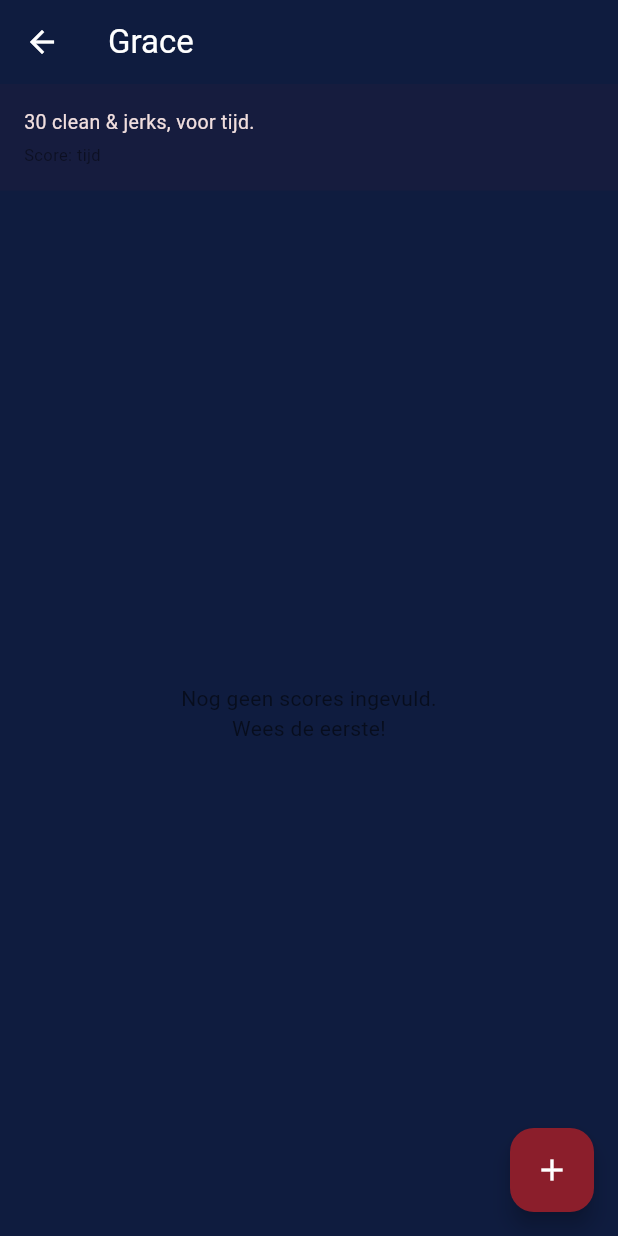
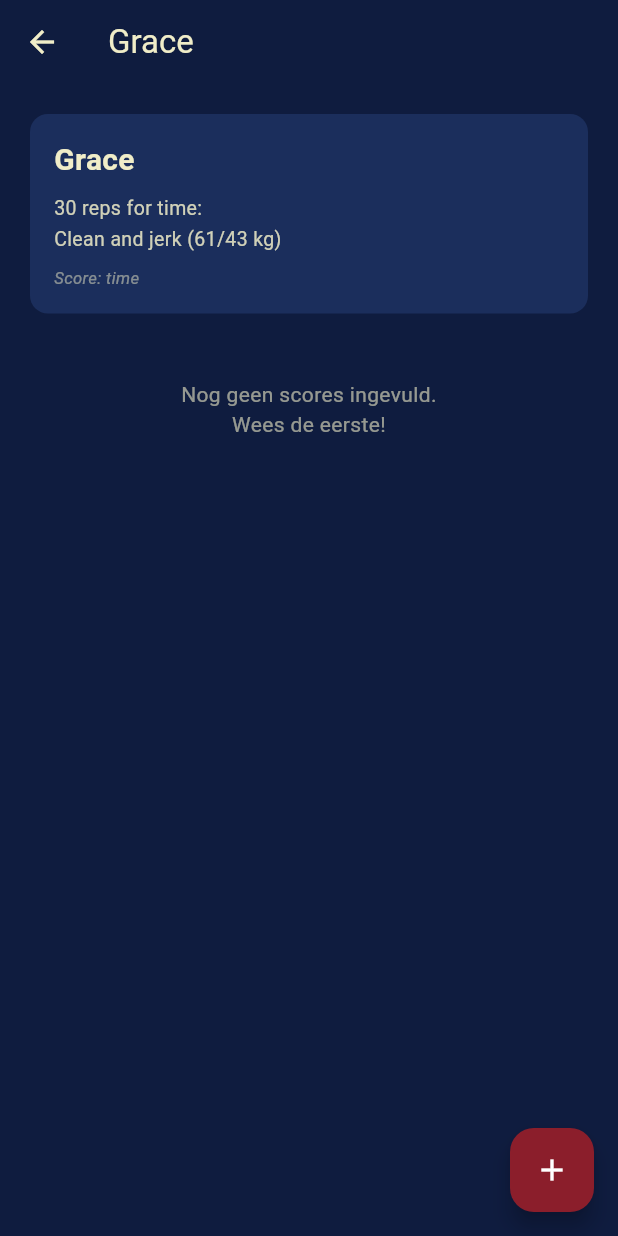
Before and after one commit to kellykeuninckx/box_community_app, a Flutter app: the WodListScreen screen opened directly, after a tap on "Grace", on a phone screen of 412 x 824 dp. Run offline on Flutter 3.47's test engine with Material 3 defaults, Android fonts, the phone set to English and light mode, and no system bars; our stand-ins replace cloud_firestore, firebase_auth, firebase_core; accounts and stored records are empty.

Commit message:
major tweaks achtergrond en scores gefixt

```diff
--- a/lib/models/wod.dart
+++ b/lib/models/wod.dart
@@ -4,40 +4,40 @@ class Wod {
   final String name;
   final String category;
   final WodScoreType scoreType;
-  final String description;
+  final List<String> lines;
 
   const Wod({
     required this.name,
     required this.category,
     required this.scoreType,
-    required this.description,
+    required this.lines,
   });
 }
 
-/// Curated lijst van de bekendste benchmark-WOD's — makkelijk uit te breiden
-/// door hier gewoon een regel aan toe te voegen.
+/// Curated lijst van de bekendste benchmark-WOD's, in het Engels — makkelijk
+/// uit te breiden door hier gewoon een regel aan toe te voegen.
 const List<Wod> benchmarkWods = [
   // Girls
-  Wod(name: 'Fran', category: 'Girls', scoreType: WodScoreType.time, description: '21-15-9 thrusters en pull-ups, voor tijd.'),
-  Wod(name: 'Grace', category: 'Girls', scoreType: WodScoreType.time, description: '30 clean & jerks, voor tijd.'),
-  Wod(name: 'Helen', category: 'Girls', scoreType: WodScoreType.time, description: '3 ronden: 400m hardlopen, 21 kettlebell swings, 12 pull-ups.'),
-  Wod(name: 'Diane', category: 'Girls', scoreType: WodScoreType.time, description: '21-15-9 deadlifts en handstand push-ups.'),
-  Wod(name: 'Annie', category: 'Girls', scoreType: WodScoreType.time, description: '50-40-30-20-10 double-unders en sit-ups.'),
-  Wod(name: 'Karen', category: 'Girls', scoreType: WodScoreType.time, description: '150 wall balls, voor tijd.'),
-  Wod(name: 'Isabel', category: 'Girls', scoreType: WodScoreType.time, description: '30 snatches, voor tijd.'),
-  Wod(name: 'Nancy', category: 'Girls', scoreType: WodScoreType.time, description: '5 ronden: 400m hardlopen, 15 overhead squats.'),
-  Wod(name: 'Jackie', category: 'Girls', scoreType: WodScoreType.time, description: '1000m roeien, 50 thrusters, 30 pull-ups.'),
-  Wod(name: 'Cindy', category: 'Girls', scoreType: WodScoreType.reps, description: '20 minuten AMRAP: 5 pull-ups, 10 push-ups, 15 air squats.'),
-  Wod(name: 'Angie', category: 'Girls', scoreType: WodScoreType.time, description: '100 pull-ups, 100 push-ups, 100 sit-ups, 100 air squats.'),
-  Wod(name: 'Elizabeth', category: 'Girls', scoreType: WodScoreType.time, description: '21-15-9 clean en ring dips.'),
+  Wod(name: 'Fran', category: 'Girls', scoreType: WodScoreType.time, lines: ['21-15-9 reps for time:', 'Thrusters (43/30 kg)', 'Pull-ups']),
+  Wod(name: 'Grace', category: 'Girls', scoreType: WodScoreType.time, lines: ['30 reps for time:', 'Clean and jerk (61/43 kg)']),
+  Wod(name: 'Helen', category: 'Girls', scoreType: WodScoreType.time, lines: ['3 rounds for time:', '400m run', '21 kettlebell swings (24/16 kg)', '12 pull-ups']),
+  Wod(name: 'Diane', category: 'Girls', scoreType: WodScoreType.time, lines: ['21-15-9 reps for time:', 'Deadlifts (102/70 kg)', 'Handstand push-ups']),
+  Wod(name: 'Annie', category: 'Girls', scoreType: WodScoreType.time, lines: ['50-40-30-20-10 reps for time:', 'Double-unders', 'Sit-ups']),
+  Wod(name: 'Karen', category: 'Girls', scoreType: WodScoreType.time, lines: ['150 wall-ball shots for time (9/6 kg)']),
+  Wod(name: 'Isabel', category: 'Girls', scoreType: WodScoreType.time, lines: ['30 snatches for time (61/43 kg)']),
+  Wod(name: 'Nancy', category: 'Girls', scoreType: WodScoreType.time, lines: ['5 rounds for time:', '400m run', '15 overhead squats (43/30 kg)']),
+  Wod(name: 'Jackie', category: 'Girls', scoreType: WodScoreType.time, lines: ['For time:', '1000m row', '50 thrusters (20/15 kg)', '30 pull-ups']),
+  Wod(name: 'Cindy', category: 'Girls', scoreType: WodScoreType.reps, lines: ['20-minute AMRAP:', '5 pull-ups', '10 push-ups', '15 air squats']),
+  Wod(name: 'Angie', category: 'Girls', scoreType: WodScoreType.time, lines: ['For time:', '100 pull-ups', '100 push-ups', '100 sit-ups', '100 air squats']),
+  Wod(name: 'Elizabeth', category: 'Girls', scoreType: WodScoreType.time, lines: ['21-15-9 reps for time:', 'Clean (61/43 kg)', 'Ring dips']),
 
   // Hero WODs
-  Wod(name: 'Murph', category: 'Hero WODs', scoreType: WodScoreType.time, description: '1 mile hardlopen, 100 pull-ups, 200 push-ups, 300 squats, 1 mile hardlopen.'),
-  Wod(name: 'DT', category: 'Hero WODs', scoreType: WodScoreType.time, description: '5 ronden: deadlifts, hang power cleans, push jerks.'),
-  Wod(name: 'JT', category: 'Hero WODs', scoreType: WodScoreType.time, description: '21-15-9 handstand push-ups, ring dips, push-ups.'),
-  Wod(name: 'Chad', category: 'Hero WODs', scoreType: WodScoreType.time, description: '1000 step-ups met een 45lb plate.'),
-  Wod(name: 'Randy', category: 'Hero WODs', scoreType: WodScoreType.time, description: '75 power snatches, voor tijd.'),
-  Wod(name: 'Michael', category: 'Hero WODs', scoreType: WodScoreType.time, description: '3 ronden: 800m hardlopen, 50 back extensions, 50 sit-ups.'),
-  Wod(name: 'Josh', category: 'Hero WODs', scoreType: WodScoreType.time, description: '21-15-9-15-21 overhead squats en pull-ups.'),
-  Wod(name: 'Kalsu', category: 'Hero WODs', scoreType: WodScoreType.time, description: '100 thrusters, elke minuut 5 burpees.'),
+  Wod(name: 'Murph', category: 'Hero WODs', scoreType: WodScoreType.time, lines: ['For time:', '1 mile run', '100 pull-ups', '200 push-ups', '300 squats', '1 mile run', '(wear a 9/6 kg vest if you have one)']),
+  Wod(name: 'DT', category: 'Hero WODs', scoreType: WodScoreType.time, lines: ['5 rounds for time:', '12 deadlifts (70/47 kg)', '9 hang power cleans', '6 push jerks']),
+  Wod(name: 'JT', category: 'Hero WODs', scoreType: WodScoreType.time, lines: ['21-15-9 reps for time:', 'Handstand push-ups', 'Ring dips', 'Push-ups']),
+  Wod(name: 'Chad', category: 'Hero WODs', scoreType: WodScoreType.time, lines: ['For time:', '1000 step-ups holding a 20 kg plate']),
+  Wod(name: 'Randy', category: 'Hero WODs', scoreType: WodScoreType.time, lines: ['75 power snatches for time (34/24 kg)']),
+  Wod(name: 'Michael', category: 'Hero WODs', scoreType: WodScoreType.time, lines: ['3 rounds for time:', '800m run', '50 back extensions', '50 sit-ups']),
+  Wod(name: 'Josh', category: 'Hero WODs', scoreType: WodScoreType.time, lines: ['21-15-9-15-21 reps for time:', 'Overhead squats (43/30 kg)', 'Pull-ups']),
+  Wod(name: 'Kalsu', category: 'Hero WODs', scoreType: WodScoreType.time, lines: ['100 thrusters for time (61/43 kg)', 'Every minute on the minute: 5 burpees']),
 ];
--- a/lib/models/wod_score.dart
+++ b/lib/models/wod_score.dart
@@ -8,6 +8,7 @@ class WodScore {
   final int? timeInSeconds;
   final int? rounds;
   final int? extraReps;
+  final String? note;
   final DateTime createdAt;
 
   WodScore({
@@ -18,6 +19,7 @@ class WodScore {
     this.timeInSeconds,
     this.rounds,
     this.extraReps,
+    this.note,
     required this.createdAt,
   });
 
@@ -31,6 +33,7 @@ class WodScore {
       timeInSeconds: data['timeInSeconds'],
       rounds: data['rounds'],
       extraReps: data['extraReps'],
+      note: data['note'],
       createdAt: (data['createdAt'] as Timestamp?)?.toDate() ?? DateTime.now(),
     );
   }
--- a/lib/screens/wod_detail_screen.dart
+++ b/lib/screens/wod_detail_screen.dart
@@ -2,6 +2,11 @@ import 'package:flutter/material.dart';
 import '../models/wod.dart';
 import '../models/wod_score.dart';
 import '../services/wod_service.dart';
+
+const _cream = Color(0xFFF0EDC8);
+const _red = Color(0xFF8B1E2B);
+const _navy = Color(0xFF0F1C3F);
+const _cardColor = Color(0xFF1B2E5C);
 
 class WodDetailScreen extends StatelessWidget {
   final Wod wod;
@@ -15,97 +20,98 @@ class WodDetailScreen extends StatelessWidget {
     return Scaffold(
       appBar: AppBar(
         title: Text(wod.name),
-        backgroundColor: const Color(0xFF0F1C3F),
-        foregroundColor: Colors.white,
+        backgroundColor: _navy,
+        foregroundColor: _cream,
       ),
-      body: Column(
-        children: [
-          Container(
-            width: double.infinity,
-            padding: const EdgeInsets.all(16),
-            color: const Color(0xFF8B1E2B).withOpacity(0.06),
-            child: Column(
-              crossAxisAlignment: CrossAxisAlignment.start,
-              children: [
-                Text(wod.description, style: const TextStyle(fontSize: 13)),
-                const SizedBox(height: 4),
-                Text(
-                  wod.scoreType == WodScoreType.time
-                      ? 'Score: tijd'
-                      : 'Score: rondes + reps (AMRAP)',
-                  style: const TextStyle(fontSize: 11, color: Colors.black45),
-                ),
-              ],
-            ),
-          ),
-          Expanded(
-            child: StreamBuilder<List<WodScore>>(
+      body: StreamBuilder<List<WodScore>>(
         stream: service.scoresFor(wod.name),
         builder: (context, snapshot) {
+          Widget resultsSection;
+
           if (snapshot.connectionState == ConnectionState.waiting) {
-                  return const Center(child: CircularProgressIndicator());
-                }
-
-                if (snapshot.hasError) {
-                  return Center(
-                    child: Padding(
+            resultsSection = const Padding(
+              padding: EdgeInsets.symmetric(vertical: 24),
+              child: Center(child: CircularProgressIndicator()),
+            );
+          } else if (snapshot.hasError) {
+            resultsSection = Padding(
               padding: const EdgeInsets.all(16),
               child: Text(
                 'Fout bij laden: ${snapshot.error}',
                 textAlign: TextAlign.center,
                 style: const TextStyle(color: Colors.redAccent, fontSize: 12),
               ),
+            );
+          } else {
+            final scores = snapshot.data ?? [];
+
+            if (scores.isEmpty) {
+              resultsSection = Padding(
+                padding: const EdgeInsets.symmetric(vertical: 24),
+                child: Center(
+                  child: Text(
+                    'Nog geen scores ingevuld.\nWees de eerste!',
+                    textAlign: TextAlign.center,
+                    style: TextStyle(color: _cream.withOpacity(0.6)),
+                  ),
+                ),
+              );
+            } else {
+              resultsSection = Card(
+                color: _cardColor,
+                child: Column(
+                  children: [
+                    for (int i = 0; i < scores.length; i++) ...[
+                      _ScoreRow(score: scores[i]),
+                      if (i < scores.length - 1)
+                        Divider(height: 1, color: _cream.withOpacity(0.1)),
+                    ],
+                  ],
                 ),
               );
             }
-
-                final scores = snapshot.data ?? [];
-
-                if (scores.isEmpty) {
-                  return const Center(
-                    child: Text(
-                      'Nog geen scores ingevuld.\nWees de eerste!',
-                      textAlign: TextAlign.center,
-                      style: TextStyle(color: Colors.black54),
-                    ),
-                  );
           }
 
-                return ListView.builder(
-                  padding: const EdgeInsets.all(12),
-                  itemCount: scores.length,
-                  itemBuilder: (context, index) {
-                    final score = scores[index];
-                    return Card(
-                      margin: const EdgeInsets.only(bottom: 8),
-                      child: ListTile(
-                        title: Text(score.nickname),
-                        trailing: Column(
-                          mainAxisSize: MainAxisSize.min,
-                          crossAxisAlignment: CrossAxisAlignment.end,
+          return ListView(
+            padding: const EdgeInsets.all(16),
+            children: [
+              Card(
+                color: _cardColor,
+                child: Padding(
+                  padding: const EdgeInsets.all(16),
+                  child: Column(
+                    crossAxisAlignment: CrossAxisAlignment.start,
                     children: [
                       Text(
-                              score.formattedScore,
-                              style: const TextStyle(fontWeight: FontWeight.w600),
+                        wod.name,
+                        style: const TextStyle(fontSize: 20, fontWeight: FontWeight.w700, color: _cream),
                       ),
-                            if (score.isScaled)
-                              const Text(
-                                'Scaled',
-                                style: TextStyle(fontSize: 10, color: Colors.black45),
+                      const SizedBox(height: 8),
+                      for (final line in wod.lines)
+                        Padding(
+                          padding: const EdgeInsets.only(bottom: 2),
+                          child: Text(
+                            line,
+                            style: TextStyle(fontSize: 13, color: _cream.withOpacity(0.85)),
+                          ),
+                        ),
+                      const SizedBox(height: 6),
+                      Text(
+                        wod.scoreType == WodScoreType.time ? 'Score: time' : 'Score: rounds + reps (AMRAP)',
+                        style: TextStyle(fontSize: 11, color: _cream.withOpacity(0.5), fontStyle: FontStyle.italic),
                       ),
                     ],
                   ),
                 ),
-                    );
-                  },
+              ),
+              const SizedBox(height: 16),
+              resultsSection,
+            ],
           );
         },
       ),
-          ),
-        ],
-      ),
       floatingActionButton: FloatingActionButton(
-        backgroundColor: const Color(0xFF8B1E2B),
+        backgroundColor: _red,
         onPressed: () => _showScoreSheet(context, service),
         child: const Icon(Icons.add, color: Colors.white),
       ),
@@ -116,7 +122,36 @@ class WodDetailScreen extends StatelessWidget {
     showModalBottomSheet(
       context: context,
       isScrollControlled: true,
+      backgroundColor: _cardColor,
       builder: (_) => _ScoreSheet(wod: wod, service: service),
+    );
+  }
+}
+
+class _ScoreRow extends StatelessWidget {
+  final WodScore score;
+
+  const _ScoreRow({required this.score});
+
+  @override
+  Widget build(BuildContext context) {
+    return ListTile(
+      title: Text(score.nickname, style: const TextStyle(color: _cream)),
+      subtitle: score.note != null && score.note!.isNotEmpty
+          ? Text(score.note!, style: TextStyle(fontSize: 12, color: _cream.withOpacity(0.5)))
+          : null,
+      trailing: Column(
+        mainAxisSize: MainAxisSize.min,
+        crossAxisAlignment: CrossAxisAlignment.end,
+        children: [
+          Text(
+            score.formattedScore,
+            style: const TextStyle(fontWeight: FontWeight.w600, color: _cream),
+          ),
+          if (score.isScaled)
+            Text('Scaled', style: TextStyle(fontSize: 10, color: _cream.withOpacity(0.5))),
+        ],
+      ),
     );
   }
 }
@@ -136,6 +171,7 @@ class _ScoreSheetState extends State<_ScoreSheet> {
   final _secondsController = TextEditingController();
   final _roundsController = TextEditingController();
   final _repsController = TextEditingController();
+  final _noteController = TextEditingController();
 
   bool _isScaled = false;
   bool _isSubmitting = false;
@@ -147,11 +183,16 @@ class _ScoreSheetState extends State<_ScoreSheet> {
     _secondsController.dispose();
     _roundsController.dispose();
     _repsController.dispose();
+    _noteController.dispose();
     super.dispose();
   }
 
   Future<void> _submit() async {
     setState(() => _errorMessage = null);
+
+    final note = _isScaled && _noteController.text.trim().isNotEmpty
+        ? _noteController.text.trim()
+        : null;
 
     if (widget.wod.scoreType == WodScoreType.time) {
       final minutes = int.tryParse(_minutesController.text) ?? 0;
@@ -168,6 +209,7 @@ class _ScoreSheetState extends State<_ScoreSheet> {
         wodName: widget.wod.name,
         timeInSeconds: minutes * 60 + seconds,
         isScaled: _isScaled,
+        note: note,
       );
     } else {
       final rounds = int.tryParse(_roundsController.text) ?? 0;
@@ -185,11 +227,20 @@ class _ScoreSheetState extends State<_ScoreSheet> {
         rounds: rounds,
         extraReps: reps,
         isScaled: _isScaled,
+        note: note,
       );
     }
 
     if (!mounted) return;
     Navigator.of(context).pop();
+  }
+
+  InputDecoration _decoration(String label) {
+    return InputDecoration(
+      labelText: label,
+      labelStyle: TextStyle(color: _cream.withOpacity(0.6)),
+      border: OutlineInputBorder(borderRadius: BorderRadius.circular(10)),
+    );
   }
 
   @override
@@ -207,7 +258,7 @@ class _ScoreSheetState extends State<_ScoreSheet> {
         children: [
           Text(
             'Score invullen — ${widget.wod.name}',
-            style: const TextStyle(fontSize: 16, fontWeight: FontWeight.w600),
+            style: const TextStyle(fontSize: 16, fontWeight: FontWeight.w600, color: _cream),
           ),
           const SizedBox(height: 16),
 
@@ -218,10 +269,8 @@ class _ScoreSheetState extends State<_ScoreSheet> {
                   child: TextField(
                     controller: _minutesController,
                     keyboardType: TextInputType.number,
-                    decoration: InputDecoration(
-                      labelText: 'Minuten',
-                      border: OutlineInputBorder(borderRadius: BorderRadius.circular(10)),
-                    ),
+                    style: const TextStyle(color: _cream),
+                    decoration: _decoration('Minuten'),
                   ),
                 ),
                 const SizedBox(width: 12),
@@ -229,10 +278,8 @@ class _ScoreSheetState extends State<_ScoreSheet> {
                   child: TextField(
                     controller: _secondsController,
                     keyboardType: TextInputType.number,
-                    decoration: InputDecoration(
-                      labelText: 'Seconden',
-                      border: OutlineInputBorder(borderRadius: BorderRadius.circular(10)),
-                    ),
+                    style: const TextStyle(color: _cream),
+                    decoration: _decoration('Seconden'),
                   ),
                 ),
               ],
@@ -244,10 +291,8 @@ class _ScoreSheetState extends State<_ScoreSheet> {
                   child: TextField(
                     controller: _roundsController,
                     keyboardType: TextInputType.number,
-                    decoration: InputDecoration(
-                      labelText: 'Rondes',
-                      border: OutlineInputBorder(borderRadius: BorderRadius.circular(10)),
-                    ),
+                    style: const TextStyle(color: _cream),
+                    decoration: _decoration('Rondes'),
                   ),
                 ),
                 const SizedBox(width: 12),
@@ -255,10 +300,8 @@ class _ScoreSheetState extends State<_ScoreSheet> {
                   child: TextField(
                     controller: _repsController,
                     keyboardType: TextInputType.number,
-                    decoration: InputDecoration(
-                      labelText: 'Extra reps',
-                      border: OutlineInputBorder(borderRadius: BorderRadius.circular(10)),
-                    ),
+                    style: const TextStyle(color: _cream),
+                    decoration: _decoration('Extra reps'),
                   ),
                 ),
               ],
@@ -268,22 +311,35 @@ class _ScoreSheetState extends State<_ScoreSheet> {
 
           SwitchListTile(
             contentPadding: EdgeInsets.zero,
-            title: const Text('Scaled'),
-            subtitle: const Text('Aangepaste gewichten/bewegingen'),
+            title: const Text('Scaled', style: TextStyle(color: _cream)),
+            subtitle: Text('Aangepaste gewichten/bewegingen', style: TextStyle(color: _cream.withOpacity(0.5))),
             value: _isScaled,
-            activeColor: const Color(0xFF8B1E2B),
+            activeColor: _red,
             onChanged: (value) => setState(() => _isScaled = value),
           ),
 
+          if (_isScaled) ...[
+            const SizedBox(height: 8),
+            TextField(
+              controller: _noteController,
+              maxLines: 2,
+              style: const TextStyle(color: _cream),
+              decoration: _decoration('Wat heb je aangepast? (optioneel)')
+                  .copyWith(hintText: 'Bijv. gewicht 30 kg i.p.v. 43 kg'),
+            ),
+          ],
+
           if (_errorMessage != null) ...[
+            const SizedBox(height: 8),
             Text(_errorMessage!, style: const TextStyle(color: Colors.redAccent)),
-            const SizedBox(height: 8),
           ],
+
+          const SizedBox(height: 16),
 
           ElevatedButton(
             onPressed: _isSubmitting ? null : _submit,
             style: ElevatedButton.styleFrom(
-              backgroundColor: const Color(0xFF8B1E2B),
+              backgroundColor: _red,
               foregroundColor: Colors.white,
               padding: const EdgeInsets.symmetric(vertical: 14),
             ),
--- a/lib/screens/wod_list_screen.dart
+++ b/lib/screens/wod_list_screen.dart
@@ -1,6 +1,10 @@
 import 'package:flutter/material.dart';
 import '../models/wod.dart';
 import 'wod_detail_screen.dart';
+
+const _cream = Color(0xFFF0EDC8);
+const _red = Color(0xFF8B1E2B);
+const _navy = Color(0xFF0F1C3F);
 
 class WodListScreen extends StatefulWidget {
   const WodListScreen({super.key});
@@ -23,9 +27,9 @@ class _WodListScreenState extends State<WodListScreen> {
 
     return Scaffold(
       appBar: AppBar(
-        title: const Text('Benchmark WOD\'s'),
-        backgroundColor: const Color(0xFF0F1C3F),
-        foregroundColor: Colors.white,
+        title: const Text('Benchmark WODs'),
+        backgroundColor: _navy,
+        foregroundColor: _cream,
       ),
       backgroundColor: Colors.transparent,
       body: Column(
@@ -33,11 +37,13 @@ class _WodListScreenState extends State<WodListScreen> {
           Padding(
             padding: const EdgeInsets.all(12),
             child: TextField(
+              style: const TextStyle(color: _cream),
               decoration: InputDecoration(
                 hintText: 'Zoek een WOD...',
-                prefixIcon: const Icon(Icons.search),
+                hintStyle: TextStyle(color: _cream.withOpacity(0.4)),
+                prefixIcon: Icon(Icons.search, color: _cream.withOpacity(0.6)),
                 filled: true,
-                fillColor: Colors.black.withOpacity(0.04),
+                fillColor: Colors.white.withOpacity(0.06),
                 border: OutlineInputBorder(
                   borderRadius: BorderRadius.circular(10),
                   borderSide: BorderSide.none,
@@ -53,9 +59,11 @@ class _WodListScreenState extends State<WodListScreen> {
                 if (girls.isNotEmpty) ..._section('Girls', girls, context),
                 if (heroes.isNotEmpty) ..._section('Hero WODs', heroes, context),
                 if (filtered.isEmpty)
-                  const Padding(
-                    padding: EdgeInsets.only(top: 40),
-                    child: Center(child: Text('Geen WOD gevonden.')),
+                  Padding(
+                    padding: const EdgeInsets.only(top: 40),
+                    child: Center(
+                      child: Text('Geen WOD gevonden.', style: TextStyle(color: _cream.withOpacity(0.6))),
+                    ),
                   ),
               ],
             ),
@@ -71,23 +79,20 @@ class _WodListScreenState extends State<WodListScreen> {
         padding: const EdgeInsets.symmetric(vertical: 8),
         child: Text(
           title,
-          style: const TextStyle(
-            fontSize: 13,
-            fontWeight: FontWeight.w600,
-            color: Color(0xFF8B1E2B),
-          ),
+          style: const TextStyle(fontSize: 13, fontWeight: FontWeight.w600, color: _red),
         ),
       ),
       ...wods.map((wod) => Card(
             margin: const EdgeInsets.only(bottom: 8),
             child: ListTile(
-              title: Text(wod.name, style: const TextStyle(fontWeight: FontWeight.w600)),
+              title: Text(wod.name, style: const TextStyle(fontWeight: FontWeight.w600, color: _cream)),
               subtitle: Text(
-                wod.description,
+                wod.lines.first,
                 maxLines: 1,
                 overflow: TextOverflow.ellipsis,
+                style: TextStyle(color: _cream.withOpacity(0.55)),
               ),
-              trailing: const Icon(Icons.chevron_right),
+              trailing: Icon(Icons.chevron_right, color: _cream.withOpacity(0.5)),
               onTap: () => Navigator.of(context).push(
                 MaterialPageRoute(builder: (_) => WodDetailScreen(wod: wod)),
               ),
--- a/lib/services/wod_service.dart
+++ b/lib/services/wod_service.dart
@@ -18,6 +18,7 @@ class WodService {
     required String wodName,
     required int timeInSeconds,
     required bool isScaled,
+    String? note,
   }) async {
     final nickname = await _currentNickname();
 
@@ -28,6 +29,7 @@ class WodService {
       'timeInSeconds': timeInSeconds,
       'rounds': null,
       'extraReps': null,
+      'note': note,
       'createdAt': FieldValue.serverTimestamp(),
     });
   }
@@ -37,6 +39,7 @@ class WodService {
     required int rounds,
     required int extraReps,
     required bool isScaled,
+    String? note,
   }) async {
     final nickname = await _currentNickname();
 
@@ -47,6 +50,7 @@ class WodService {
       'timeInSeconds': null,
       'rounds': rounds,
       'extraReps': extraReps,
+      'note': note,
       'createdAt': FieldValue.serverTimestamp(),
     });
   }
```
Also changed, not shown: lib/screens/home_screen.dart (+35 -16 lines), lib/screens/lift_leaderboard_screen.dart (+35 -21 lines), lib/screens/profile_screen.dart (+38 -41 lines), lib/screens/wall_of_fame_screen.dart (+34 -22 lines), lib/widgets/logo_pattern_background.dart (+27 -10 lines), assets/images/logo_full.png. Lines whose indentation alone changed are shown as unchanged.
